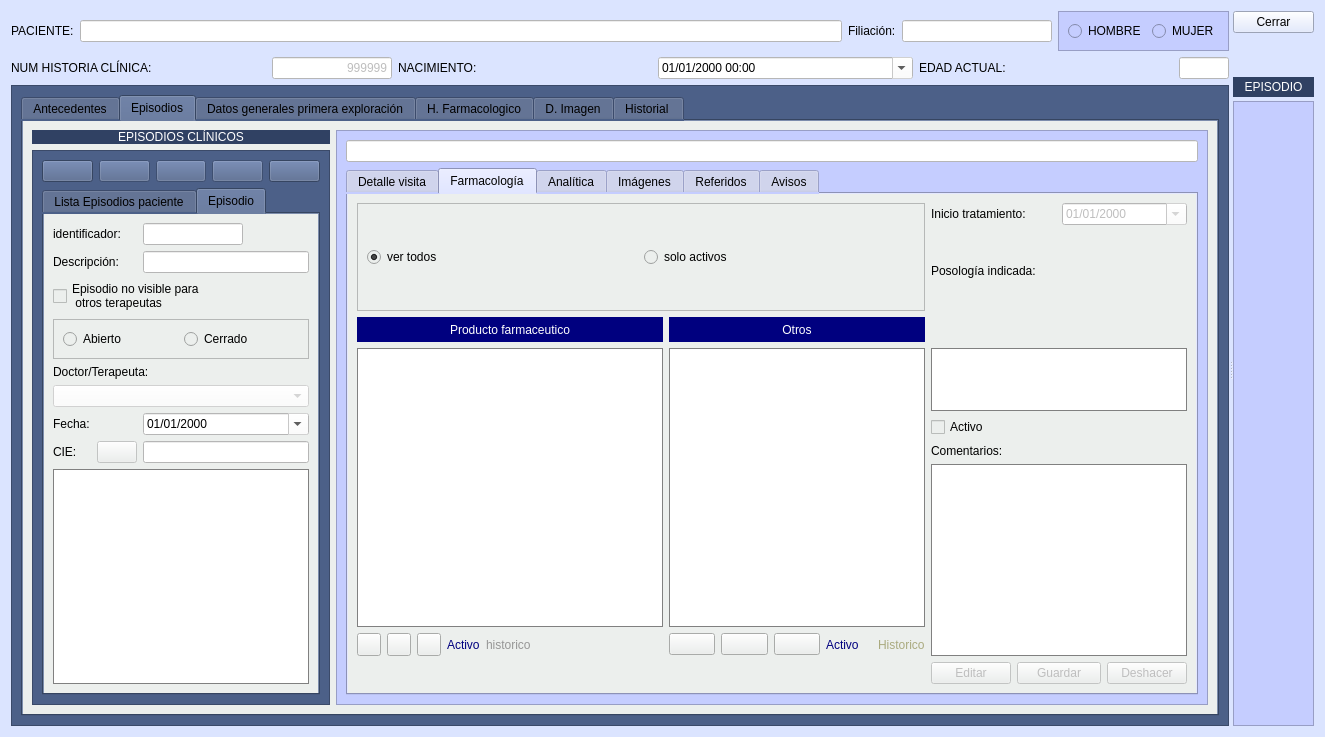
Qt form Zona_Pacientes/frmfichapaciente.ui (arcnexus/RedFoX) before a commit.
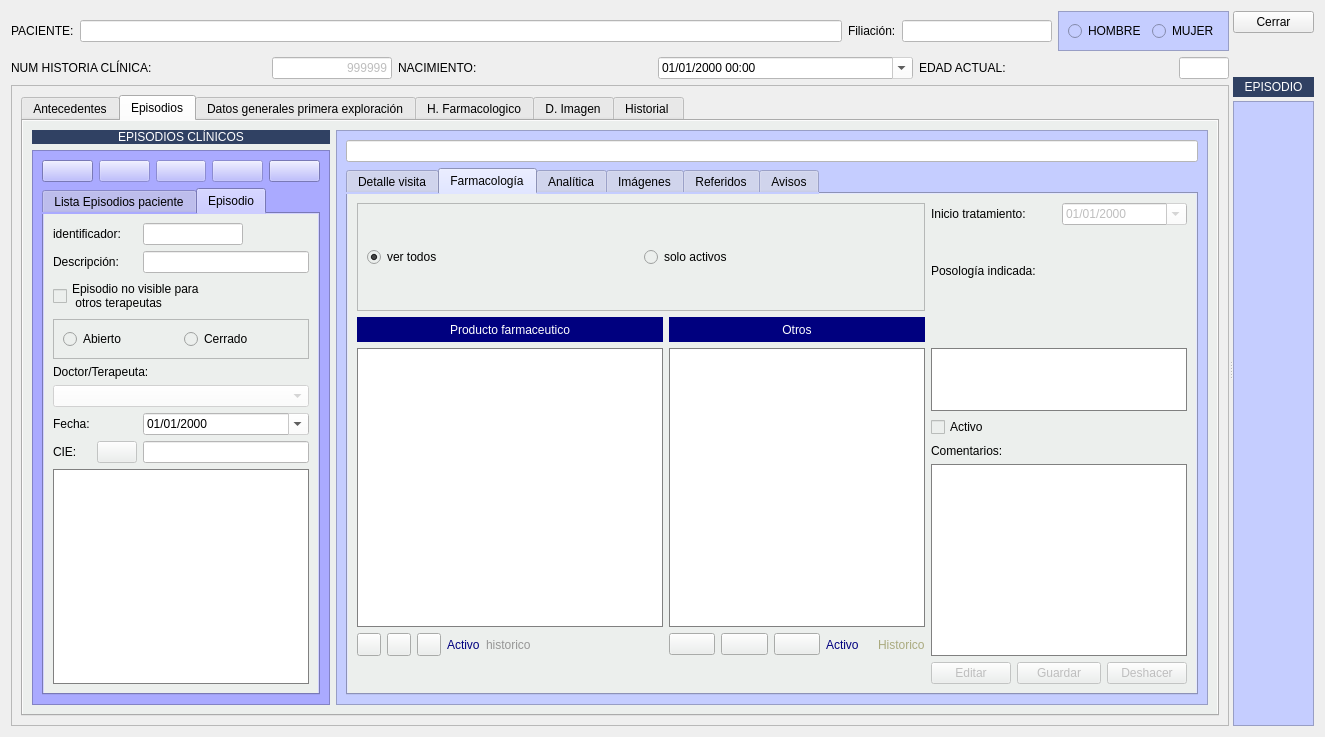
The same form after that commit. The open tabs and pages were chosen to show the change. Icons and pictures are not drawn.

```diff
--- a/Zona_Pacientes/frmfichapaciente.ui
+++ b/Zona_Pacientes/frmfichapaciente.ui
@@ -23,9 +23,6 @@
    <iconset>
     <normaloff>:/Icons/PNG/Maya.png</normaloff>:/Icons/PNG/Maya.png</iconset>
   </property>
-  <property name="styleSheet">
-   <string notr="true">background-color: rgb(219, 228, 255);</string>
-  </property>
   <layout class="QVBoxLayout" name="verticalLayout_4">
    <item>
     <widget class="QSplitter" name="splitter">
@@ -211,9 +208,6 @@
        </item>
        <item>
         <widget class="QFrame" name="frame_3">
-         <property name="styleSheet">
-          <string notr="true">background: #4c6088</string>
-         </property>
          <property name="frameShape">
           <enum>QFrame::StyledPanel</enum>
          </property>
@@ -229,9 +223,6 @@
               <height>16777215</height>
              </size>
             </property>
-            <property name="styleSheet">
-             <string notr="true">background: #4c6088</string>
-            </property>
             <property name="tabPosition">
              <enum>QTabWidget::North</enum>
             </property>
@@ -2730,7 +2721,7 @@
               <item row="1" column="0">
                <widget class="QFrame" name="frame_5">
                 <property name="styleSheet">
-                 <string notr="true">background: #4c6088</string>
+                 <string notr="true">background-color: rgb(170, 170, 255);</string>
                 </property>
                 <property name="frameShape">
                  <enum>QFrame::StyledPanel</enum>
```
Left out of the diff: 2 changed lines with no effect on the pictures.
